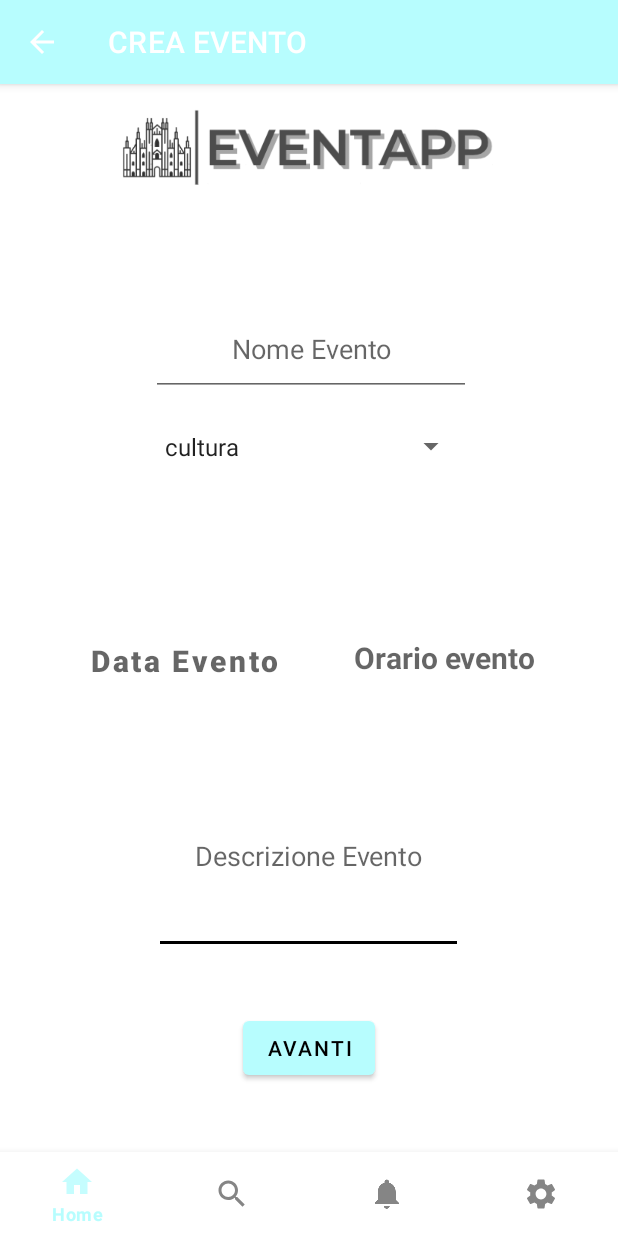
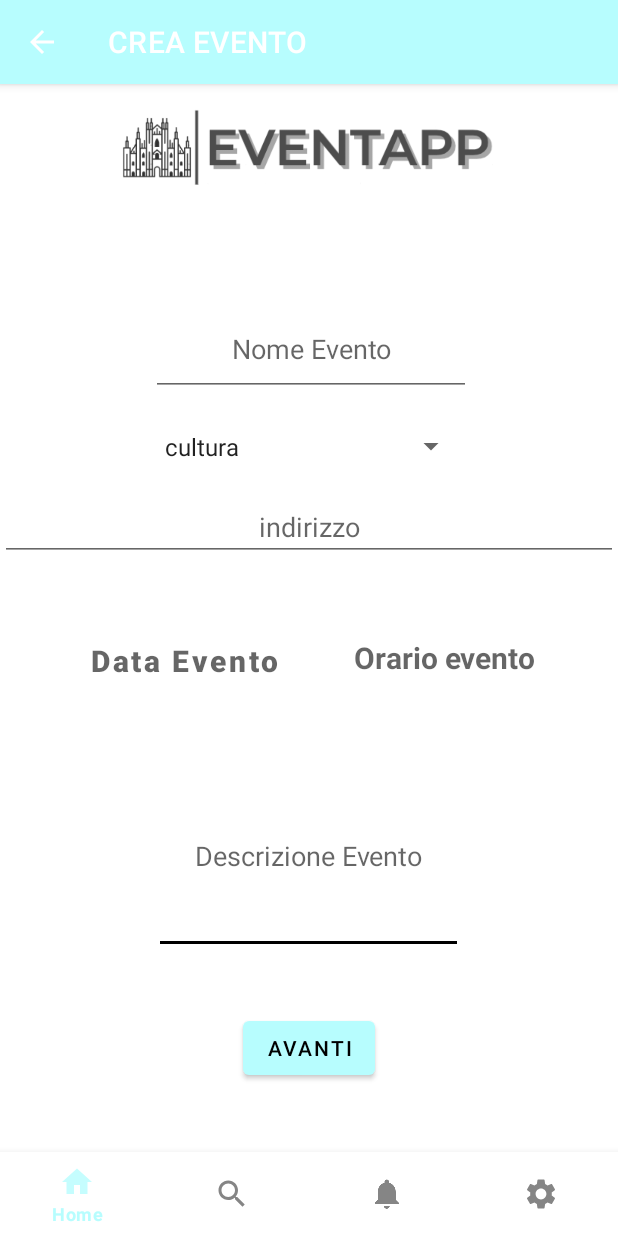
Before and after one commit to sturconi/gestione_eventi, an Android app: the CreaEvento screen opened directly, with no data from a screen before it, on a phone screen of 412 x 824 dp. Run offline under Robolectric (Android 15) with nearby library versions, the phone set to English and light mode, and no system bars.

Commit message:
Aggiunta autocompletetextview con indirizzi per il crea evento

```diff
--- a/gestione_eventi_android/app/src/main/java/com/example/applicazionevera/CreaEvento.java
+++ b/gestione_eventi_android/app/src/main/java/com/example/applicazionevera/CreaEvento.java
@@ -9,23 +9,23 @@ import android.view.MenuItem;
 import android.view.View;
 import android.widget.AdapterView;
 import android.widget.ArrayAdapter;
+import android.widget.AutoCompleteTextView;
 import android.widget.Button;
 import android.widget.DatePicker;
 import android.widget.EditText;
 import android.widget.Spinner;
 import android.widget.TextView;
 import android.widget.TimePicker;
-import android.widget.Toast;
 
 import androidx.annotation.NonNull;
 import androidx.appcompat.app.AppCompatActivity;
 
+import com.example.applicazionevera.model_and_adapter.PlaceAutoSuggestAdapter;
 import com.example.applicazionevera.retrofit.Event;
 import com.example.applicazionevera.retrofit.MyApiEndpointInterface;
 import com.google.android.material.bottomnavigation.BottomNavigationView;
 
 import java.util.Calendar;
-
 import retrofit2.Call;
 import retrofit2.Callback;
 import retrofit2.Response;
@@ -59,7 +59,11 @@ public class CreaEvento extends AppCompatActivity implements AdapterView.OnItemS
         getSupportActionBar().setDisplayHomeAsUpEnabled(true);
         initDatePicker();
 
-        Spinner spinner = findViewById(R.id.spinner1);
+        final AutoCompleteTextView autoCompleteTextView=findViewById(R.id.autoComplete);
+        autoCompleteTextView.setAdapter(new PlaceAutoSuggestAdapter(CreaEvento.this,android.R.layout.simple_list_item_1));
+
+
+    Spinner spinner = findViewById(R.id.spinner1);
         ArrayAdapter<CharSequence> adapter1 = ArrayAdapter.createFromResource(this, R.array.CategorieArray, android.R.layout.simple_spinner_item);
         adapter1.setDropDownViewResource(android.R.layout.simple_spinner_dropdown_item);
         spinner.setAdapter(adapter1);
@@ -155,7 +159,10 @@ public class CreaEvento extends AppCompatActivity implements AdapterView.OnItemS
 
             }
         });
+
     }
+
+
 
     private void initDatePicker() {
         DatePickerDialog.OnDateSetListener dateSetListener = new DatePickerDialog.OnDateSetListener() {
--- /dev/null
+++ b/gestione_eventi_android/app/src/main/java/com/example/applicazionevera/model_and_adapter/PlaceAutoSuggestAdapter.java
@@ -0,0 +1,65 @@
+package com.example.applicazionevera.model_and_adapter;
+
+
+import android.content.Context;
+import android.widget.ArrayAdapter;
+import android.widget.Filter;
+import android.widget.Filterable;
+
+import java.util.ArrayList;
+
+public class PlaceAutoSuggestAdapter extends ArrayAdapter implements Filterable {
+
+    ArrayList<String> results;
+
+    int resource;
+    Context context;
+
+    PlaceApi placeApi = new PlaceApi();
+
+    public PlaceAutoSuggestAdapter(Context context, int resId) {
+        super(context, resId);
+        this.context = context;
+        this.resource = resId;
+
+    }
+
+    @Override
+    public int getCount() {
+        return results.size();
+    }
+
+    @Override
+    public String getItem(int pos) {
+        return results.get(pos);
+    }
+
+    @Override
+    public Filter getFilter() {
+        Filter filter = new Filter() {
+            @Override
+            protected FilterResults performFiltering(CharSequence constraint) {
+                FilterResults filterResults = new FilterResults();
+                if (constraint != null) {
+                    results = placeApi.autoComplete(constraint.toString());
+
+                    filterResults.values = results;
+                    filterResults.count = results.size();
+                }
+                return filterResults;
+            }
+
+            @Override
+            protected void publishResults(CharSequence constraint, FilterResults results) {
+                if (results != null && results.count > 0) {
+                    notifyDataSetChanged();
+                } else {
+                    notifyDataSetInvalidated();
+                }
+
+            }
+        };
+        return filter;
+    }
+
+}
--- a/gestione_eventi_android/app/src/main/res/layout/activity_crea_evento.xml
+++ b/gestione_eventi_android/app/src/main/res/layout/activity_crea_evento.xml
@@ -125,5 +125,19 @@
         app:layout_constraintTop_toTopOf="parent"
         app:layout_constraintVertical_bias="0.859" />
 
+    <AutoCompleteTextView
+        android:id="@+id/autoComplete"
+        android:layout_width="match_parent"
+        android:layout_height="wrap_content"
+        android:gravity="center"
+        android:hint="indirizzo"
+        android:textSize="18sp"
+        app:layout_constraintBottom_toTopOf="@+id/navigation"
+        app:layout_constraintEnd_toEndOf="parent"
+        app:layout_constraintHorizontal_bias="0.504"
+        app:layout_constraintStart_toStartOf="parent"
+        app:layout_constraintTop_toTopOf="@+id/eventappLogo"
+        app:layout_constraintVertical_bias="0.409" />
+
 
 </androidx.constraintlayout.widget.ConstraintLayout>
```
Also changed, not shown: gestione_eventi_android/app/src/main/java/com/example/applicazionevera/Cambiopassword.java (+36 -0 lines), gestione_eventi_android/app/src/main/java/com/example/applicazionevera/model_and_adapter/PlaceApi.java (added, +66 -0 lines).
